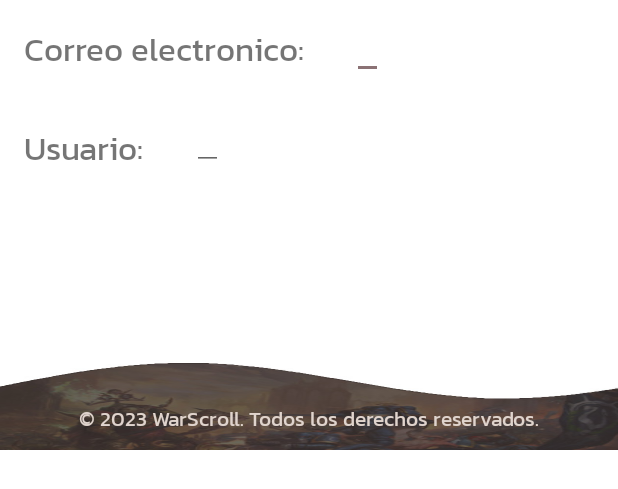
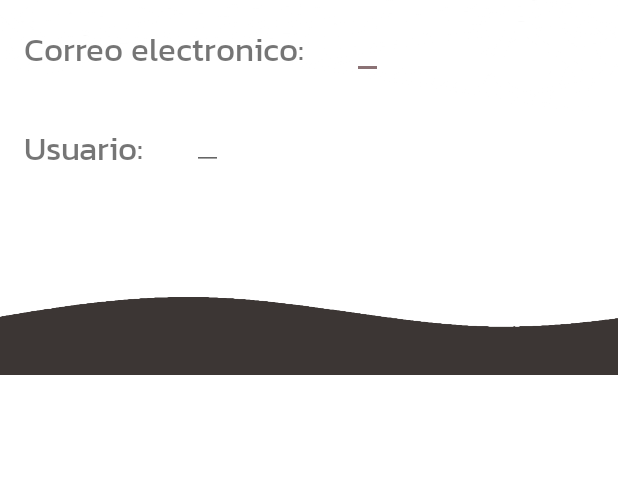
Before and after one commit to koihache/warscroll-project, an Android app: the layout dialogo_perfil.xml on its own in the app's theme, with its tools: preview values and no code run, on a phone screen of 412 x 824 dp. Shown: the top 489 px of the screen. Run offline under Robolectric (Android 15) with nearby library versions, the light colour scheme and no system bars.

Commit message:
Update dialogos

```diff
--- a/PruebasProyecto/app/src/main/java/com/example/pruebasproyecto/RegisterFragment.kt
+++ b/PruebasProyecto/app/src/main/java/com/example/pruebasproyecto/RegisterFragment.kt
@@ -8,6 +8,7 @@ import android.view.View
 import android.view.ViewGroup
 import androidx.navigation.fragment.findNavController
 import com.example.pruebasproyecto.databinding.FragmentRegisterBinding
+import com.example.pruebasproyecto.model.Perfil
 import com.example.pruebasproyecto.model.Usuario
 import com.google.android.material.snackbar.Snackbar
 import com.google.firebase.auth.FirebaseAuth
@@ -107,9 +108,9 @@ class RegisterFragment : Fragment() {
                                     bundle.putString("correo", binding.editRegisterCorreo.text.toString())
                                     bundle.putString("password", binding.editRegisterPassword.text.toString())
 
-                                    //TODO Añadir al constructor la lista de favoritos
+
                                     var usuarioNuevo: Usuario = Usuario(auth.uid,binding.editRegisterCorreo.text.toString(),
-                                        binding.editRegisterUsuario.text.toString())
+                                        binding.editRegisterUsuario.text.toString(), ArrayList<Perfil>())
                                     database.reference.child("usuarios").child(usuarioNuevo.idUsuario!!).setValue(usuarioNuevo)
 
                                     //Nos dirige al Login
--- a/PruebasProyecto/app/src/main/java/com/example/pruebasproyecto/model/Usuario.kt
+++ b/PruebasProyecto/app/src/main/java/com/example/pruebasproyecto/model/Usuario.kt
@@ -1,4 +1,4 @@
 package com.example.pruebasproyecto.model
 
-data class Usuario (var idUsuario: String? = null, var correo: String? = null, var usuario: String? = null/*, var favoritos: ArrayList<Perfil>? = null*/) : java.io.Serializable {
+data class Usuario (var idUsuario: String? = null, var correo: String? = null, var usuario: String? = null, var favoritos: ArrayList<Perfil>? = null) : java.io.Serializable {
 }
--- a/PruebasProyecto/app/src/main/res/layout/dialogo_perfil.xml
+++ b/PruebasProyecto/app/src/main/res/layout/dialogo_perfil.xml
@@ -3,8 +3,8 @@
     xmlns:android="http://schemas.android.com/apk/res/android"
     xmlns:app="http://schemas.android.com/apk/res-auto"
     android:layout_width="match_parent"
-    android:layout_height="300dp"
-    android:background="@drawable/fondosecundario">
+    android:layout_height="250dp"
+    android:background="@drawable/fondoajustes">
 
 <TextView
         android:id="@+id/textView"
@@ -51,16 +51,5 @@
         app:layout_constraintStart_toEndOf="@+id/textView2"
         app:layout_constraintTop_toBottomOf="@+id/dialogo_perfil_correo" />
 
-    <TextView
-        android:id="@+id/label_login_copy"
-        android:textColor="@color/color5"
-        android:layout_width="wrap_content"
-        android:layout_height="wrap_content"
-        android:layout_marginBottom="10dp"
-        android:textSize="14dp"
-        android:text="@string/copyrigth"
-        android:fontFamily="@font/kanit_regular"
-        app:layout_constraintBottom_toBottomOf="parent"
-        app:layout_constraintEnd_toEndOf="parent"
-        app:layout_constraintStart_toStartOf="parent"/>
+
 </androidx.constraintlayout.widget.ConstraintLayout>
```
Also changed, not shown: PruebasProyecto/app/src/main/java/com/example/pruebasproyecto/AjustesFragment.kt (+46 -22 lines), PruebasProyecto/app/src/main/java/com/example/pruebasproyecto/dialog/DialogoPerfil.kt (+31 -28 lines).
